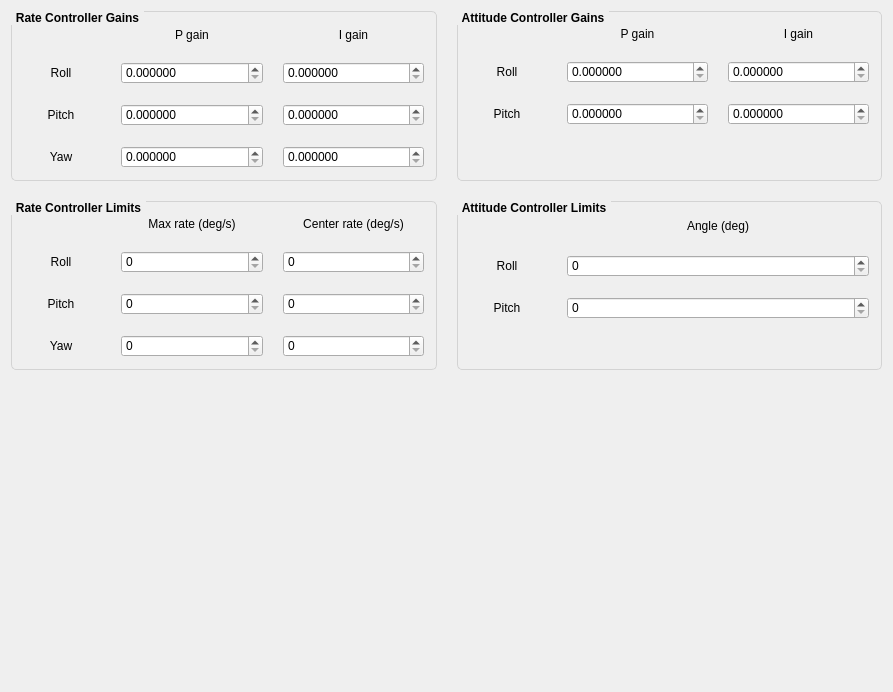
Old version of the form ui_controller.ui in the repository korken89/kfly_gui.
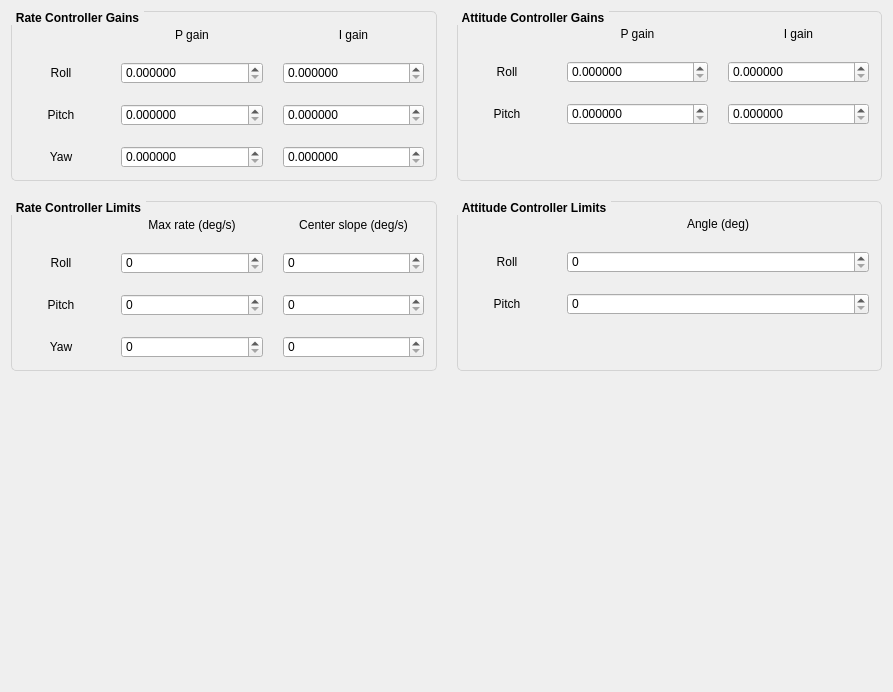
New version of the form. Custom widgets are drawn as their Qt base class.

Commit message: Updated rate plot to %

The edit to the form file:
```diff
--- a/ui_controller.ui
+++ b/ui_controller.ui
@@ -558,7 +558,7 @@
              </size>
             </property>
             <property name="text">
-             <string>Center rate (deg/s)</string>
+             <string>Center slope (deg/s)</string>
             </property>
             <property name="alignment">
              <set>Qt::AlignCenter</set>
@@ -818,6 +818,12 @@
          <layout class="QHBoxLayout" name="horizontalLayout_18">
           <item>
            <widget class="QLabel" name="label_23">
+            <property name="minimumSize">
+             <size>
+              <width>0</width>
+              <height>23</height>
+             </size>
+            </property>
             <property name="maximumSize">
              <size>
               <width>80</width>
```
The commit also changes 1 other file.
